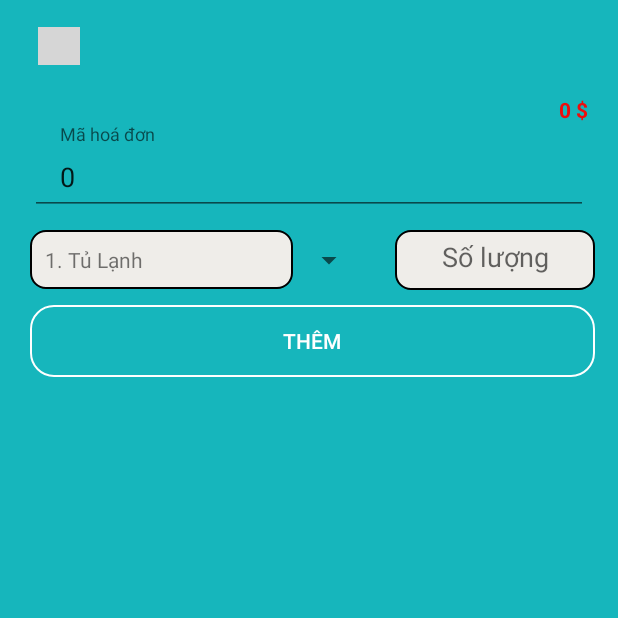
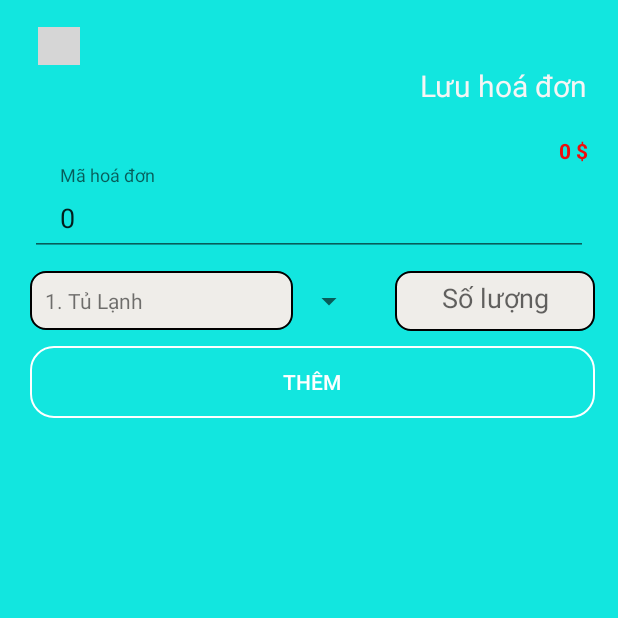
Before and after one commit to thanhptph39011/QuanLyKhoHang, an Android app: the HoaDonCtActivity screen opened directly, with no data from a screen before it, on a phone screen of 412 x 824 dp, the top half of it. Run offline under Robolectric (Android 15) with nearby library versions, the phone set to English and light mode, and no system bars; grey boxes are pictures that could not be loaded.

Commit message:
update code

```diff
--- a/app/src/main/java/com/example/quanlykhohang/Adapter/CtHoaDonAdapter.java
+++ b/app/src/main/java/com/example/quanlykhohang/Adapter/CtHoaDonAdapter.java
@@ -3,6 +3,7 @@ package com.example.quanlykhohang.Adapter;
 import android.app.AlertDialog;
 import android.content.Context;
 import android.content.DialogInterface;
+import android.content.Intent;
 import android.view.LayoutInflater;
 import android.view.View;
 import android.view.ViewGroup;
@@ -30,6 +31,7 @@ public class CtHoaDonAdapter extends ArrayAdapter<CtHoaDon> {
     ImageView btnDelete;
    CtHoaDonDao ctHoaDonDao;
     SanPhamDao sanPhamDao;
+
     private OnDeleteSuccessListener onDeleteSuccessListener;
     public CtHoaDonAdapter(@NonNull Context context,ArrayList<CtHoaDon> list) {
         super(context, 0,list);
@@ -45,6 +47,7 @@ public class CtHoaDonAdapter extends ArrayAdapter<CtHoaDon> {
         }
         return tongTien;
     }
+
     public interface OnDeleteSuccessListener {
         void onDeleteSuccess();
     }
@@ -88,8 +91,7 @@ public class CtHoaDonAdapter extends ArrayAdapter<CtHoaDon> {
                             list.addAll(ctHoaDonDao.getAll(item.getMaHoaDon()));
                             notifyDataSetChanged();
                             Toast.makeText(context, "Delete Succ", Toast.LENGTH_SHORT).show();
-                            KhoDao khoDao = new KhoDao(context);
-
+                           sanPhamDao.updateSoLuong(item.getMaSp(), -item.getSoLuong());
                             if (onDeleteSuccessListener != null) {
                                 onDeleteSuccessListener.onDeleteSuccess();
                             }
--- a/app/src/main/java/com/example/quanlykhohang/Adapter/ThongKeAdapter.java
+++ b/app/src/main/java/com/example/quanlykhohang/Adapter/ThongKeAdapter.java
@@ -20,7 +20,6 @@ public class ThongKeAdapter extends ArrayAdapter<ThongKe> {
     private Context context;
     NhapFragment fragment;
     ArrayList<ThongKe> list;
-    TextView tvSoluong, tvTongTien;
 
     public ThongKeAdapter(@NonNull Context context, NhapFragment fragment, ArrayList<ThongKe> list) {
         super(context, 0, list);
@@ -40,6 +39,7 @@ public View getView(int position, @Nullable View convertView, @NonNull ViewGroup
         v = inflater.inflate(R.layout.item_thongke, parent, false);
 
         holder = new ViewHolder();
+        holder.soLuongHoaDon=v.findViewById(R.id.tvSoLuongHd_thongKe);
         holder.tvSoluong = v.findViewById(R.id.tvSoLuong_thongKe);
         holder.tvTongTien = v.findViewById(R.id.tvTongTien_ThongKe);
 
@@ -50,6 +50,7 @@ public View getView(int position, @Nullable View convertView, @NonNull ViewGroup
 
     ThongKe item = getItem(position);
     if (item != null) {
+        holder.soLuongHoaDon.setText(String.valueOf(item.getSoLuongHoaDon()));
         holder.tvSoluong.setText(String.valueOf(item.getSoLuong()));
         holder.tvTongTien.setText(String.valueOf(item.getTongTien()));
     }
@@ -60,5 +61,6 @@ public View getView(int position, @Nullable View convertView, @NonNull ViewGroup
 static class ViewHolder {
     TextView tvSoluong;
     TextView tvTongTien;
+    TextView soLuongHoaDon;
 }
 }
--- a/app/src/main/java/com/example/quanlykhohang/Adapter/TonAdapter.java
+++ b/app/src/main/java/com/example/quanlykhohang/Adapter/TonAdapter.java
@@ -22,7 +22,7 @@ public class TonAdapter extends ArrayAdapter<HangTon> {
     private Context context;
     TonFragment fragment;
     ArrayList<HangTon> list;
-    TextView tvMaSp, tvSoluong, tvTongTien;
+    TextView tvSoluong, tvTongTien,tvmaLoai;
 
     public TonAdapter(@NonNull Context context, TonFragment fragment, ArrayList<HangTon> list) {
         super(context, 0, list);
@@ -40,11 +40,11 @@ public class TonAdapter extends ArrayAdapter<HangTon> {
         }
         final HangTon item  = list.get(position);
         if(item!=null){
-            tvMaSp=v.findViewById(R.id.tvTenSp_tonKho);
             tvSoluong=v.findViewById(R.id.tvSoLuong_tonKho);
             tvTongTien=v.findViewById(R.id.tvTongTien_TonKho);
+            tvmaLoai=v.findViewById(R.id.tvTenTheLoai_tonKho);
             //
-            tvMaSp.setText(item.getMaSp());
+            tvmaLoai.setText(item.getMaLoai());
             tvSoluong.setText(item.getSoLuongTon()+"");
             tvTongTien.setText(item.getTienTonKho()+"");
         }
--- a/app/src/main/java/com/example/quanlykhohang/Adapter/XuatAdapter.java
+++ b/app/src/main/java/com/example/quanlykhohang/Adapter/XuatAdapter.java
@@ -21,7 +21,6 @@ public class XuatAdapter extends ArrayAdapter<ThongKe> {
     private Context context;
     XuatFragment fragment;
     ArrayList<ThongKe> list;
-    TextView tvSoluong, tvTongTien;
 
     public XuatAdapter(@NonNull Context context, XuatFragment fragment, ArrayList<ThongKe> list) {
         super(context, 0, list);
@@ -41,8 +40,10 @@ public class XuatAdapter extends ArrayAdapter<ThongKe> {
             v = inflater.inflate(R.layout.item_thongke, parent, false);
 
             holder = new ViewHolder();
+            holder.tvSoluongHd=v.findViewById(R.id.tvSoLuongHd_thongKe);
             holder.tvSoluong = v.findViewById(R.id.tvSoLuong_thongKe);
             holder.tvTongTien = v.findViewById(R.id.tvTongTien_ThongKe);
+
 
             v.setTag(holder);
         } else {
@@ -51,6 +52,7 @@ public class XuatAdapter extends ArrayAdapter<ThongKe> {
 
         ThongKe item = getItem(position);
         if (item != null) {
+            holder.tvSoluongHd.setText(String.valueOf(item.getSoLuongHoaDon()));
             holder.tvSoluong.setText(String.valueOf(item.getSoLuong()));
             holder.tvTongTien.setText(String.valueOf(item.getTongTien()));
         }
@@ -61,5 +63,6 @@ public class XuatAdapter extends ArrayAdapter<ThongKe> {
     static class ViewHolder {
         TextView tvSoluong;
         TextView tvTongTien;
+        TextView tvSoluongHd;
     }
 }
--- a/app/src/main/res/layout/activity_hoa_don_ct.xml
+++ b/app/src/main/res/layout/activity_hoa_don_ct.xml
@@ -4,28 +4,38 @@
     xmlns:tools="http://schemas.android.com/tools"
     android:layout_width="match_parent"
     android:layout_height="match_parent"
+    android:background="#12E6DF"
     android:orientation="vertical"
-    android:background="#16B6BC"
     tools:context=".HoaDonCtActivity">
+
     <ImageView
+        android:id="@+id/imgBack"
         android:layout_width="28dp"
         android:layout_height="25dp"
-        android:src="@drawable/baseline_arrow_back_ios_24"
         android:layout_marginLeft="25dp"
-        android:id="@+id/imgBack"
-        android:layout_marginTop="18dp"/>
+        android:layout_marginTop="18dp"
+        android:src="@drawable/baseline_arrow_back_ios_24" />
+    <TextView
+        android:id="@+id/tvluuHoaDon"
+        android:layout_width="wrap_content"
+        android:layout_height="wrap_content"
+        android:layout_gravity="end"
+        android:layout_marginRight="20dp"
+        android:text="Lưu hoá đơn"
+        android:textColor="#F6F5F5"
+        android:textSize="20dp" />
 
     <TextView
+        android:id="@+id/tvTongTien"
         android:layout_width="wrap_content"
         android:layout_height="wrap_content"
+        android:layout_gravity="end"
         android:layout_marginLeft="30dp"
-        android:layout_gravity="end"
+        android:layout_marginTop="20dp"
         android:layout_marginRight="20dp"
-        android:layout_marginTop="20dp"
-        android:textStyle="bold"
         android:text="Bill: "
-        android:id="@+id/tvTongTien"
-        android:textColor="#ED0D0D"/>
+        android:textColor="#ED0D0D"
+        android:textStyle="bold" />
 
     <com.google.android.material.textfield.TextInputLayout
         android:layout_width="match_parent"
@@ -48,46 +58,49 @@
     </com.google.android.material.textfield.TextInputLayout>
 
 
-
     <LinearLayout
         android:layout_width="match_parent"
         android:layout_height="wrap_content"
         android:orientation="horizontal">
+
         <Spinner
             android:id="@+id/spSp_itemHdCt"
             android:layout_width="100dp"
             android:layout_height="40dp"
             android:layout_marginLeft="20dp"
             android:layout_marginRight="20dp"
-            android:layout_weight="1"/>
+            android:layout_weight="1" />
+
         <EditText
             android:id="@+id/edtSoLuong_hdct"
             android:layout_width="10dp"
             android:layout_height="40dp"
+            android:layout_marginRight="15dp"
             android:layout_weight="1"
+            android:background="@drawable/boder"
             android:ems="10"
             android:gravity="center"
-            android:layout_marginRight="15dp"
-            android:background="@drawable/boder"
-            android:inputType="number"
-            android:hint="Số lượng" />
+            android:hint="Số lượng"
+            android:inputType="number" />
     </LinearLayout>
+
     <LinearLayout
         android:layout_width="match_parent"
         android:layout_height="wrap_content"
-        android:orientation="horizontal"
-        android:layout_margin="10dp">
+        android:layout_margin="10dp"
+        android:orientation="horizontal">
 
         <Button
             android:id="@+id/btnSave_hdct"
             android:layout_width="wrap_content"
             android:layout_height="wrap_content"
-            android:layout_weight="1"
             android:layout_marginLeft="10dp"
             android:layout_marginRight="5dp"
-            android:textColor="@color/white"
+            android:layout_weight="1"
             android:background="@drawable/khung"
-            android:text="Thêm" />
+            android:text="Thêm"
+            android:textColor="@color/white" />
+
     </LinearLayout>
 
 
--- a/app/src/main/res/layout/item_tonkho.xml
+++ b/app/src/main/res/layout/item_tonkho.xml
@@ -11,12 +11,13 @@
         <TextView
             android:layout_width="wrap_content"
             android:layout_height="wrap_content"
-            android:text="Tên sản phẩm: " />
+            android:text="Tên thể loại: " />
 
         <TextView
-            android:id="@+id/tvTenSp_tonKho"
+            android:id="@+id/tvTenTheLoai_tonKho"
             android:layout_width="wrap_content"
             android:layout_height="wrap_content"
+            android:textColor="#E91E63"
             android:text=" Tủ lạnh"
             android:textSize="16dp" />
     </LinearLayout>
--- a/app/src/main/res/values/strings.xml
+++ b/app/src/main/res/values/strings.xml
@@ -2,6 +2,7 @@
     <string name="app_name">QuanLyKhoHang</string>
     <string name="open">Open nav</string>
     <string name="close">Close nav</string>
+    <string name="txtCredits"><a href="http://www.google.com">Google</a></string>
     <!-- TODO: Remove or change this placeholder text -->
     <string name="hello_blank_fragment">Hello blank fragment</string>
 </resources>
```
Also changed, not shown: app/src/main/java/com/example/quanlykhohang/Dao/SanPhamDao.java (+1 -20 lines), app/src/main/java/com/example/quanlykhohang/Dao/ThongKeDao.java (+35 -14 lines), app/src/main/java/com/example/quanlykhohang/Fragments/HoaDonFragment.java (+14 -13 lines), app/src/main/java/com/example/quanlykhohang/Fragments/SanPhamFragment.java (+25 -1 lines), app/src/main/java/com/example/quanlykhohang/HoaDonCtActivity.java (+80 -27 lines), app/src/main/java/com/example/quanlykhohang/Model/CtHoaDon.java (+9 -0 lines), app/src/main/java/com/example/quanlykhohang/Model/HangTon.java (+16 -1 lines), app/src/main/java/com/example/quanlykhohang/Model/ThongKe.java (+15 -1 lines), app/src/main/res/layout/fragment_nhap.xml (+6 -6 lines), app/src/main/res/layout/fragment_xuat.xml (+6 -6 lines), app/src/main/res/layout/item_thongke.xml (+24 -1 lines).
